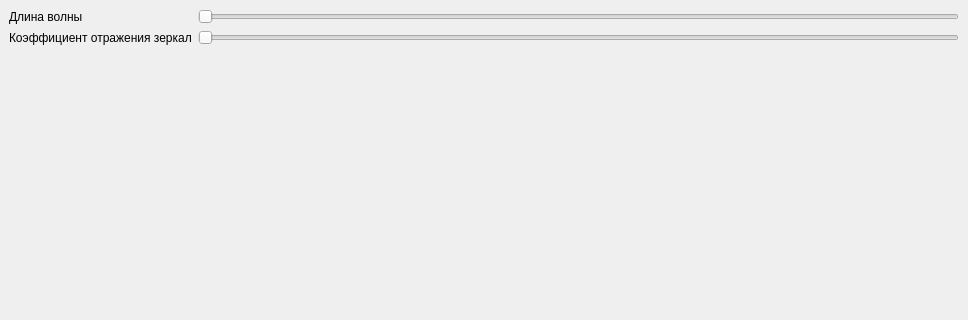
DmitriDanshin/mortar-and-pestle, file assets/templates/MainWindow.ui: the form before one commit; both pictures show x 0 to 968 and y 0 to 320 of the 968 by 551 pixel window.
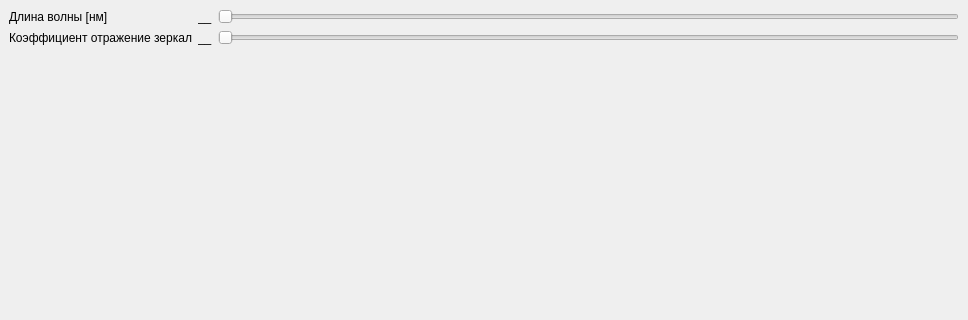
The form after the commit.

Commit message: Fixed a very dangerous bug!!!

```diff
--- a/assets/templates/MainWindow.ui
+++ b/assets/templates/MainWindow.ui
@@ -17,14 +17,14 @@
    <layout class="QGridLayout" name="gridLayout_2">
     <item row="0" column="0">
      <layout class="QGridLayout" name="gridLayout">
-      <item row="1" column="1">
+      <item row="1" column="2">
        <widget class="QSlider" name="horizontalSlider_2">
         <property name="orientation">
          <enum>Qt::Horizontal</enum>
         </property>
        </widget>
       </item>
-      <item row="0" column="0">
+      <item row="0" column="1">
        <widget class="QLabel" name="wavelength_label">
         <property name="maximumSize">
          <size>
@@ -33,24 +33,38 @@
          </size>
         </property>
         <property name="text">
-         <string>Длина волны</string>
+         <string>__</string>
         </property>
        </widget>
       </item>
-      <item row="1" column="0">
+      <item row="1" column="1">
        <widget class="QLabel" name="reflection_label">
         <property name="text">
-         <string>Коэффициент отражения зеркал</string>
+         <string>__</string>
         </property>
        </widget>
       </item>
-      <item row="0" column="1">
+      <item row="0" column="2">
        <widget class="QSlider" name="horizontalSlider">
         <property name="orientation">
          <enum>Qt::Horizontal</enum>
         </property>
        </widget>
       </item>
+      <item row="0" column="0">
+       <widget class="QLabel" name="label">
+        <property name="text">
+         <string>Длина волны [нм]</string>
+        </property>
+       </widget>
+      </item>
+      <item row="1" column="0">
+       <widget class="QLabel" name="label_2">
+        <property name="text">
+         <string>Коэффициент отражение зеркал</string>
+        </property>
+       </widget>
+      </item>
      </layout>
     </item>
     <item row="3" column="0" rowspan="2">
```
The commit also changes 1 other file.
